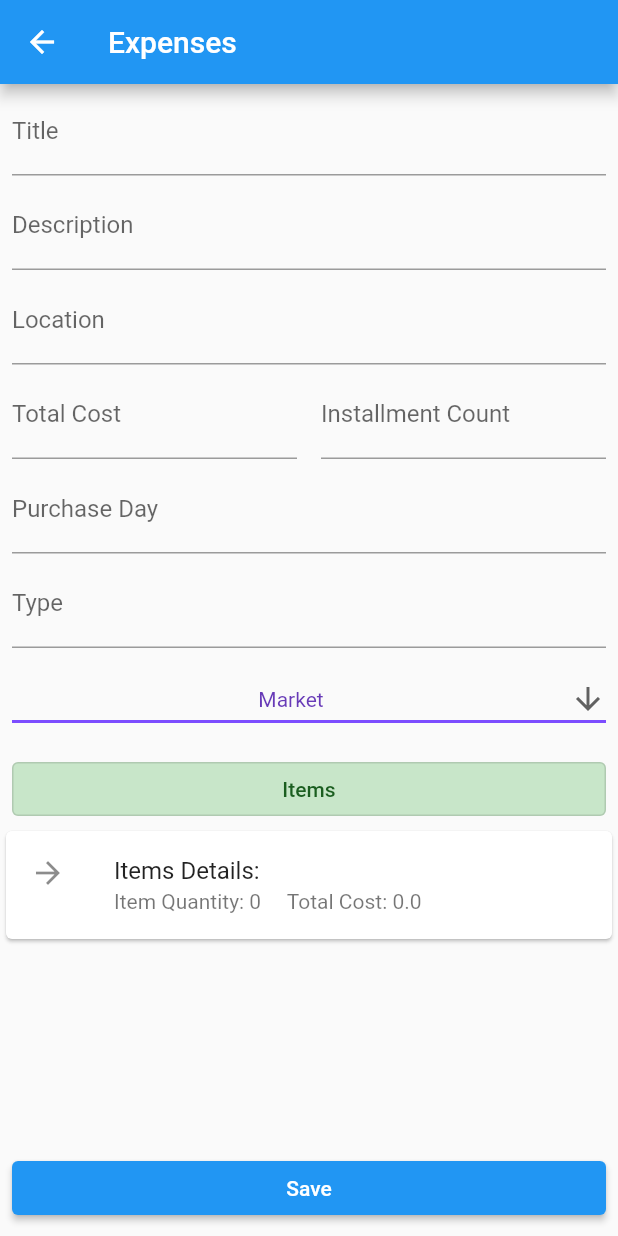
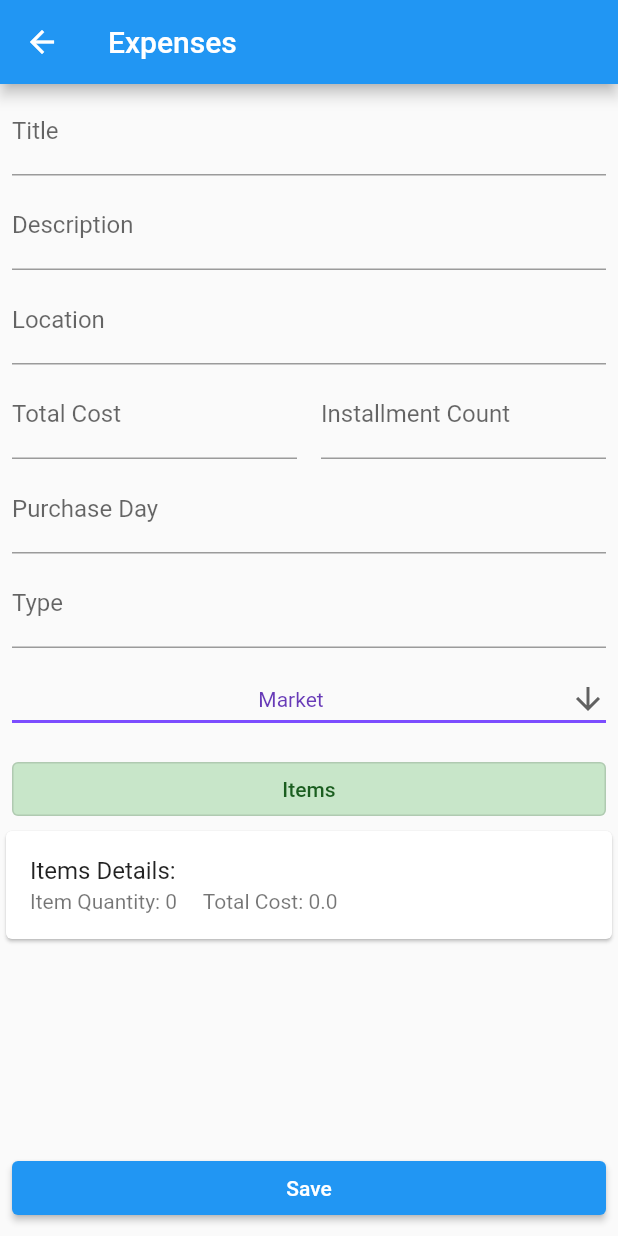
Before and after one commit to gumberss/FinanceControlinatorMobile, a Flutter app: the ExpensesScreen screen opened directly, on a phone screen of 412 x 824 dp. Run offline on Flutter 3.47's test engine with Material 2 defaults, Android fonts, the phone set to English and light mode, and no system bars; our stand-ins replace fluttertoast.

Commit message:
chore: removing arrow

```diff
--- a/lib/expenses/screens/Expenses.dart
+++ b/lib/expenses/screens/Expenses.dart
@@ -96,7 +96,6 @@ class _ExpensesScreenState extends State<ExpensesScreen> {
                 ),
                 Card(
                   child: ListTile(
-                    leading: Icon(Icons.arrow_forward),
                     title: Text("Items Details:"),
                     subtitle: Text(
                         "Item Quantity: ${items.length}     Total Cost: ${items.map((e) => e.amount * e.cost).fold<double>(0, (previousValue, element) => previousValue + element)}"),
```
